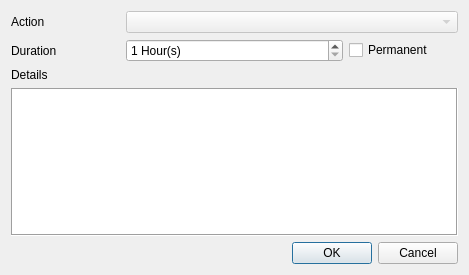
Before: the Qt Designer form data/ui/moderator_action_dialog.ui in AttorneyOnline/AO2-Client, drawn with Qt 5.
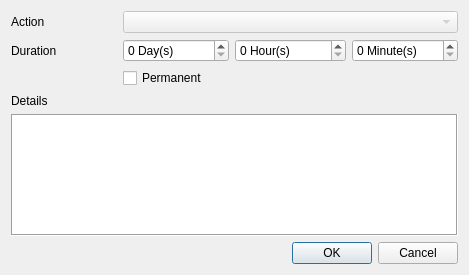
After: the same form once the commit is applied.

Commit message: Use unix timestamp to transmit ban duration

```diff
--- a/data/ui/moderator_action_dialog.ui
+++ b/data/ui/moderator_action_dialog.ui
@@ -19,30 +19,6 @@
      <property name="horizontalSpacing">
       <number>6</number>
      </property>
-     <item row="1" column="3">
-      <widget class="QCheckBox" name="permanent">
-       <property name="enabled">
-        <bool>true</bool>
-       </property>
-       <property name="text">
-        <string>Permanent</string>
-       </property>
-      </widget>
-     </item>
-     <item row="1" column="0">
-      <widget class="QLabel" name="duration_label">
-       <property name="text">
-        <string>Duration</string>
-       </property>
-      </widget>
-     </item>
-     <item row="0" column="1" colspan="3">
-      <widget class="QComboBox" name="action">
-       <property name="enabled">
-        <bool>false</bool>
-       </property>
-      </widget>
-     </item>
      <item row="0" column="0">
       <widget class="QLabel" name="action_label">
        <property name="text">
@@ -50,8 +26,29 @@
        </property>
       </widget>
      </item>
-     <item row="1" column="1" colspan="2">
-      <widget class="QSpinBox" name="duration">
+     <item row="0" column="1" colspan="3">
+      <widget class="QComboBox" name="action">
+       <property name="enabled">
+        <bool>false</bool>
+       </property>
+      </widget>
+     </item>
+     <item row="1" column="0">
+      <widget class="QLabel" name="duration_label">
+       <property name="text">
+        <string>Duration</string>
+       </property>
+      </widget>
+     </item>
+     <item row="1" column="3">
+      <widget class="QSpinBox" name="duration_mm">
+       <property name="suffix">
+        <string> Minute(s)</string>
+       </property>
+      </widget>
+     </item>
+     <item row="1" column="2">
+      <widget class="QSpinBox" name="duration_hh">
        <property name="enabled">
         <bool>true</bool>
        </property>
@@ -59,11 +56,31 @@
         <string> Hour(s)</string>
        </property>
        <property name="minimum">
-        <number>1</number>
+        <number>0</number>
        </property>
        <property name="maximum">
         <number>876000</number>
        </property>
+       <property name="value">
+        <number>0</number>
+       </property>
+      </widget>
+     </item>
+     <item row="1" column="1">
+      <widget class="QSpinBox" name="duration_dd">
+       <property name="suffix">
+        <string> Day(s)</string>
+       </property>
+      </widget>
+     </item>
+     <item row="2" column="1">
+      <widget class="QCheckBox" name="permanent">
+       <property name="enabled">
+        <bool>true</bool>
+       </property>
+       <property name="text">
+        <string>Permanent</string>
+       </property>
       </widget>
      </item>
     </layout>
```
Left out of the diff: 2 changed lines with no effect on the pictures. The commit also changes 2 other files.
